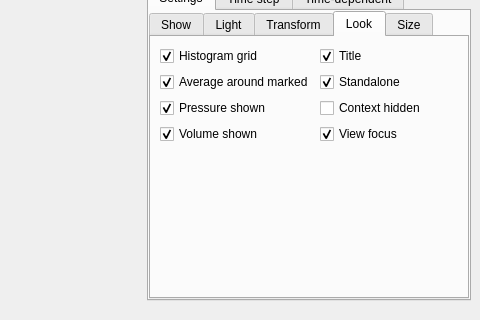
Old version of the form MainWindow.ui in the repository danlipsa/foamvis; both pictures show x 563 to 1043 and y 151 to 471 of the 1043 by 596 pixel window.
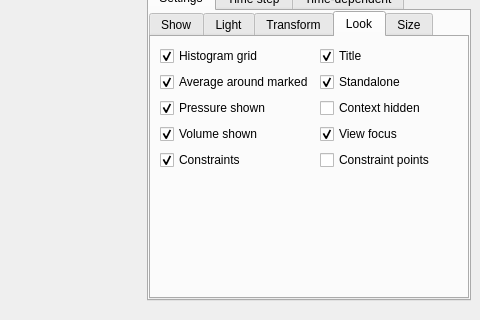
New version of the form. The open tabs and pages were chosen to show the change. Custom widgets are drawn as their Qt base class.

Diff of the .ui file:
```diff
--- a/MainWindow.ui
+++ b/MainWindow.ui
@@ -1437,6 +1437,23 @@
                  </property>
                 </widget>
                </item>
+               <item row="4" column="0">
+                <widget class="QCheckBox" name="checkBoxConstraints">
+                 <property name="text">
+                  <string>Constraints</string>
+                 </property>
+                 <property name="checked">
+                  <bool>true</bool>
+                 </property>
+                </widget>
+               </item>
+               <item row="4" column="1">
+                <widget class="QCheckBox" name="checkBoxConstraintPoints">
+                 <property name="text">
+                  <string>Constraint points</string>
+                 </property>
+                </widget>
+               </item>
               </layout>
              </widget>
              <widget class="QWidget" name="tabSize">
```
Left out of the diff: 136 changed lines with no effect on the pictures.
